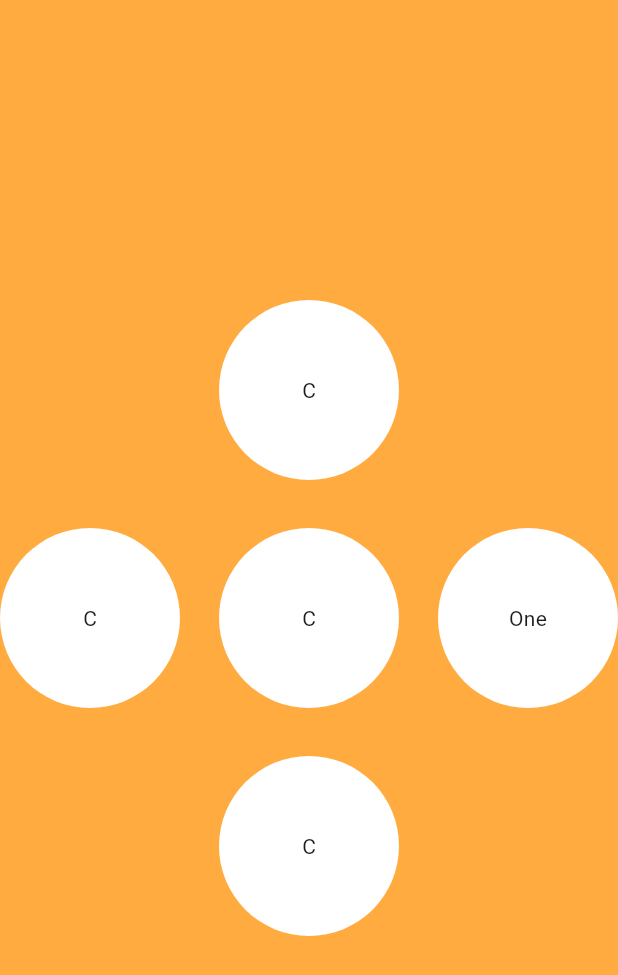
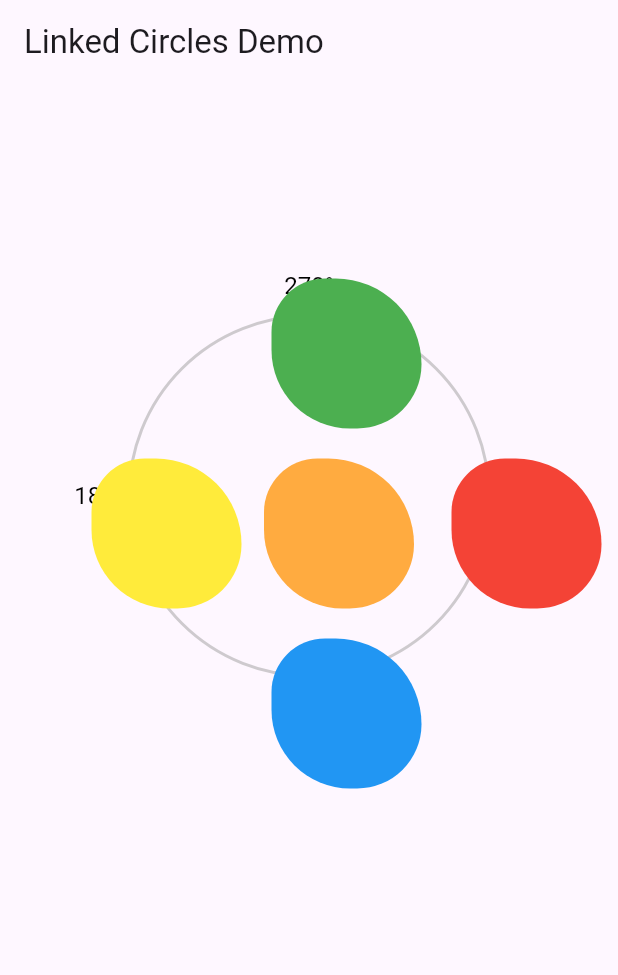
Before and after one commit to Michael-Ogundipe/flutter-animation, a Flutter app: the screen it shows after launch, on a phone screen of 412 x 824 dp. Shown: the top 975 px of the screen. Run offline on Flutter 3.47's test engine with Material 3 defaults, Android fonts, the phone set to English and light mode, and no system bars.

Commit message:
positioned the circles properly

```diff
--- /dev/null
+++ b/lib/blob.dart
@@ -0,0 +1,35 @@
+import 'package:flutter/material.dart';
+
+class Blob extends StatelessWidget {
+  final double rotation;
+  final Color color;
+  final double scale;
+
+  const Blob({
+    super.key,
+    required this.color,
+    this.rotation = 0,
+    this.scale = 1,
+  });
+
+  @override
+  Widget build(BuildContext context) {
+    return Transform.scale(
+      scale: scale,
+      child: Transform.rotate(
+        angle: rotation,
+        child: Container(
+          decoration: BoxDecoration(
+            color: color,
+            borderRadius: const BorderRadius.only(
+              topLeft: Radius.circular(150),
+              topRight: Radius.circular(240),
+              bottomLeft: Radius.circular(220),
+              bottomRight: Radius.circular(180),
+            ),
+          ),
+        ),
+      ),
+    );
+  }
+}
--- /dev/null
+++ b/lib/glovo.dart
@@ -0,0 +1,261 @@
+import 'dart:math';
+
+import 'package:flutter/material.dart';
+
+import 'blob.dart';
+
+class CircularDragDemo extends StatefulWidget {
+  const CircularDragDemo({super.key});
+
+  @override
+  State<CircularDragDemo> createState() => _CircularDragDemoState();
+}
+
+class _CircularDragDemoState extends State<CircularDragDemo> {
+  // Center of the circular path - initialize with a default value
+  Offset _center = Offset.zero;
+
+  // Radius of the circular path
+  double _radius = 120;
+
+  // Current angles of the circles in radians
+  double angle1 = 0;
+  double angle2 = pi / 2;
+  double angle3 = pi;
+  double angle4 = pi / 2 + pi;
+
+  // The initial angle difference between circles (90 degrees or pi/2 radians)
+  final double _angleDifference = pi / 2;
+
+  // Track which circle is being dragged
+  int? _draggedCircleIndex;
+
+  // Previous angle during drag for calculating direction
+  double? _previousDragAngle;
+
+  // Flag to check if layout is ready
+  bool _isLayoutReady = false;
+
+  @override
+  Widget build(BuildContext context) {
+    // We'll calculate center in the build method once size is available
+    if (!_isLayoutReady) {
+      WidgetsBinding.instance.addPostFrameCallback((_) {
+        setState(() {
+          _center = Offset(MediaQuery.of(context).size.width / 2,
+              MediaQuery.of(context).size.height / 3);
+          _isLayoutReady = true;
+        });
+      });
+    }
+
+    return Scaffold(
+      appBar: AppBar(
+        title: const Text('Linked Circles Demo'),
+      ),
+      body: Stack(
+        alignment: Alignment.center,
+        children: [
+          // Draw the circular path only when layout is ready
+          if (_isLayoutReady)
+            CustomPaint(
+              size: Size.infinite,
+              painter: CirclePathPainter(_center, _radius),
+            ),
+
+          Positioned(
+            left: _center.dx - 30,
+            top: _center.dy - 25,
+            child: const SizedBox(
+              width: 100,
+              height: 100,
+              child: Blob(color: Colors.orangeAccent),
+            ),
+          ),
+
+
+          // Draw circles only when layout is ready
+          if (_isLayoutReady) ...[
+            _buildDraggableCircle(0, angle1, Colors.red),
+            _buildDraggableCircle(1, angle2, Colors.blue),
+            _buildDraggableCircle(2, angle3, Colors.yellow),
+            _buildDraggableCircle(3, angle4, Colors.green),
+          ] else
+            const Center(child: CircularProgressIndicator()),
+
+
+        ],
+      ),
+    );
+  }
+
+  Widget _buildDraggableCircle(int index, double angle, Color color) {
+    // Calculate position on the circle
+    final x = _center.dx + _radius * cos(angle);
+    final y = _center.dy + _radius * sin(angle);
+
+    return Positioned(
+      left: x - 25,
+      top: y - 25,
+      child: GestureDetector(
+        onPanStart: (details) {
+          _startDrag(index, details);
+        },
+        onPanUpdate: (details) {
+          _updateDrag(details);
+        },
+        onPanEnd: (_) {
+          _endDrag();
+        },
+        child: Container(
+          width: 100,
+          height: 100,
+          child: Blob(color: color),
+        ),
+      ),
+    );
+  }
+
+  void _startDrag(int index, DragStartDetails details) {
+    setState(() {
+      _draggedCircleIndex = index;
+
+      // Calculate the angle of the tap relative to the center
+      final touchPosition = details.globalPosition;
+      _previousDragAngle = atan2(
+        touchPosition.dy - _center.dy,
+        touchPosition.dx - _center.dx,
+      );
+    });
+  }
+
+  void _updateDrag(DragUpdateDetails details) {
+    if (_draggedCircleIndex == null || _previousDragAngle == null) return;
+
+    final touchPosition = details.globalPosition;
+    final currentAngle = atan2(
+      touchPosition.dy - _center.dy,
+      touchPosition.dx - _center.dx,
+    );
+
+    // Calculate the angle change (delta)
+    var angleDelta = currentAngle - _previousDragAngle!;
+
+    // Handle angle wrap-around
+    if (angleDelta > pi) {
+      angleDelta -= 2 * pi;
+    } else if (angleDelta < -pi) {
+      angleDelta += 2 * pi;
+    }
+
+    setState(() {
+      switch (_draggedCircleIndex) {
+        case 0: // First circle dragged
+          angle1 = (angle1 + angleDelta) % (2 * pi);
+          angle2 = (angle1 + _angleDifference) % (2 * pi);
+          angle3 = (angle2 + _angleDifference) % (2 * pi);
+          angle4 = (angle3 + _angleDifference) % (2 * pi);
+          break;
+
+        case 1: // Second circle dragged
+          angle2 = (angle2 + angleDelta) % (2 * pi);
+          angle1 = (angle2 - _angleDifference) % (2 * pi);
+          angle3 = (angle2 + _angleDifference) % (2 * pi);
+          angle4 = (angle3 + _angleDifference) % (2 * pi);
+          break;
+
+        case 2: // Third circle dragged
+          angle3 = (angle3 + angleDelta) % (2 * pi);
+          angle2 = (angle3 - _angleDifference) % (2 * pi);
+          angle1 = (angle2 - _angleDifference) % (2 * pi);
+          angle4 = (angle3 + _angleDifference) % (2 * pi);
+          break;
+
+        case 3: // Fourth circle dragged
+          angle4 = (angle4 + angleDelta) % (2 * pi);
+          angle3 = (angle4 - _angleDifference) % (2 * pi);
+          angle2 = (angle3 - _angleDifference) % (2 * pi);
+          angle1 = (angle2 - _angleDifference) % (2 * pi);
+          break;
+      }
+
+      // Ensure all angles are positive
+      angle1 = angle1 < 0 ? angle1 + 2 * pi : angle1;
+      angle2 = angle2 < 0 ? angle2 + 2 * pi : angle2;
+      angle3 = angle3 < 0 ? angle3 + 2 * pi : angle3;
+      angle4 = angle4 < 0 ? angle4 + 2 * pi : angle4;
+    });
+  }
+
+  void _endDrag() {
+    setState(() {
+      _draggedCircleIndex = null;
+      _previousDragAngle = null;
+    });
+  }
+}
+
+// Custom painter to draw the circular path
+class CirclePathPainter extends CustomPainter {
+  final Offset center;
+  final double radius;
+
+  CirclePathPainter(this.center, this.radius);
+
+  @override
+  void paint(Canvas canvas, Size size) {
+    final paint = Paint()
+      ..color = Colors.grey.withOpacity(0.5)
+      ..style = PaintingStyle.stroke
+      ..strokeWidth = 2.0;
+
+    canvas.drawCircle(center, radius, paint);
+
+    // Mark the 0, 90, and 180 degree positions
+    final textStyle = TextStyle(
+      color: Colors.black,
+      fontSize: 16,
+    );
+    final textPainter = TextPainter(
+      textDirection: TextDirection.ltr,
+    );
+
+    // 0 degrees mark
+    _drawAngleMark(canvas, 0, "0°", textPainter, textStyle);
+
+    // 90 degrees mark
+    _drawAngleMark(canvas, pi/2, "90°", textPainter, textStyle);
+
+    // 180 degrees mark
+    _drawAngleMark(canvas, pi, "180°", textPainter, textStyle);
+
+    // 270 degrees mark
+    _drawAngleMark(canvas, 3*pi/2, "270°", textPainter, textStyle);
+  }
+
+  void _drawAngleMark(Canvas canvas, double angle, String text,
+      TextPainter textPainter, TextStyle textStyle) {
+    final markPaint = Paint()
+      ..color = Colors.black
+      ..style = PaintingStyle.fill;
+
+    final x = center.dx + radius * cos(angle);
+    final y = center.dy + radius * sin(angle);
+
+    // Draw mark point
+    canvas.drawCircle(Offset(x, y), 5, markPaint);
+
+    // Draw text
+    textPainter.text = TextSpan(text: text, style: textStyle);
+    textPainter.layout();
+
+    // Position text outside the circle
+    final textX = center.dx + (radius + 20) * cos(angle) - textPainter.width / 2;
+    final textY = center.dy + (radius + 20) * sin(angle) - textPainter.height / 2;
+
+    textPainter.paint(canvas, Offset(textX, textY));
+  }
+
+  @override
+  bool shouldRepaint(covariant CustomPainter oldDelegate) => true;
+}
--- a/lib/main.dart
+++ b/lib/main.dart
@@ -2,6 +2,8 @@ import 'dart:math' show pi;
 
 import 'package:flutter/material.dart';
 import 'package:flutter_animation/home.dart';
+
+import 'glovo.dart';
 
 void main() {
   runApp(const MyApp());
@@ -19,7 +21,7 @@ class MyApp extends StatelessWidget {
         colorScheme: ColorScheme.fromSeed(seedColor: Colors.deepPurple),
         useMaterial3: true,
       ),
-      home: const Home(),
+      home: const CircularDragDemo(),
     );
   }
 }
```
Also changed, not shown: lib/home.dart (+31 -9 lines).
